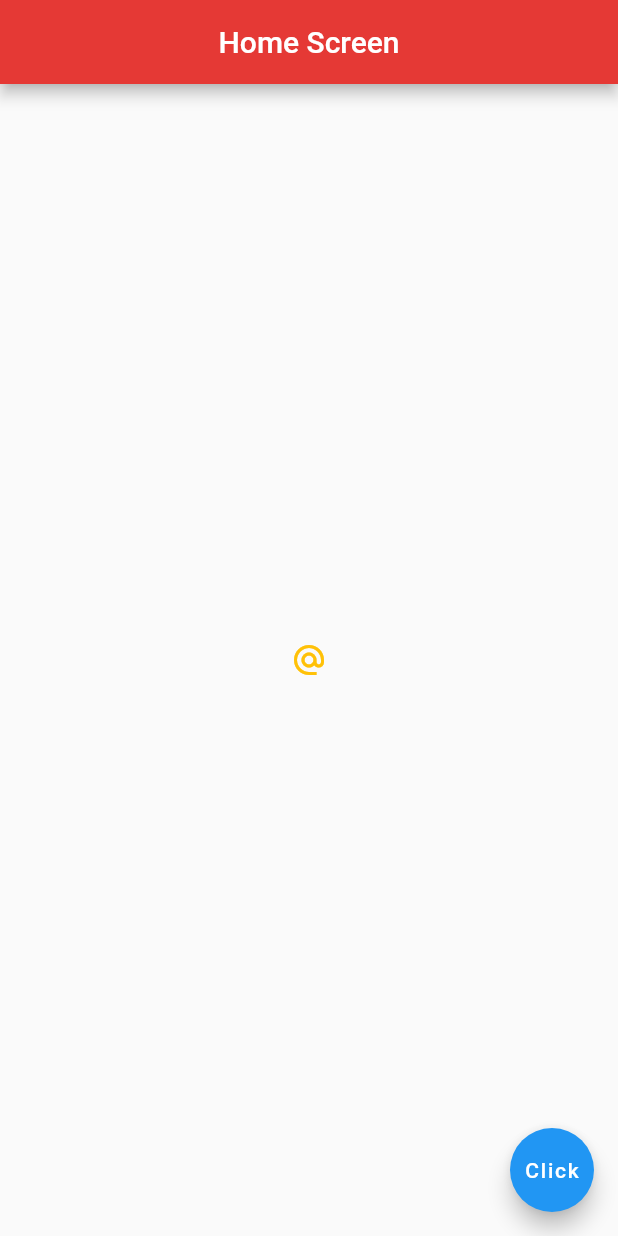
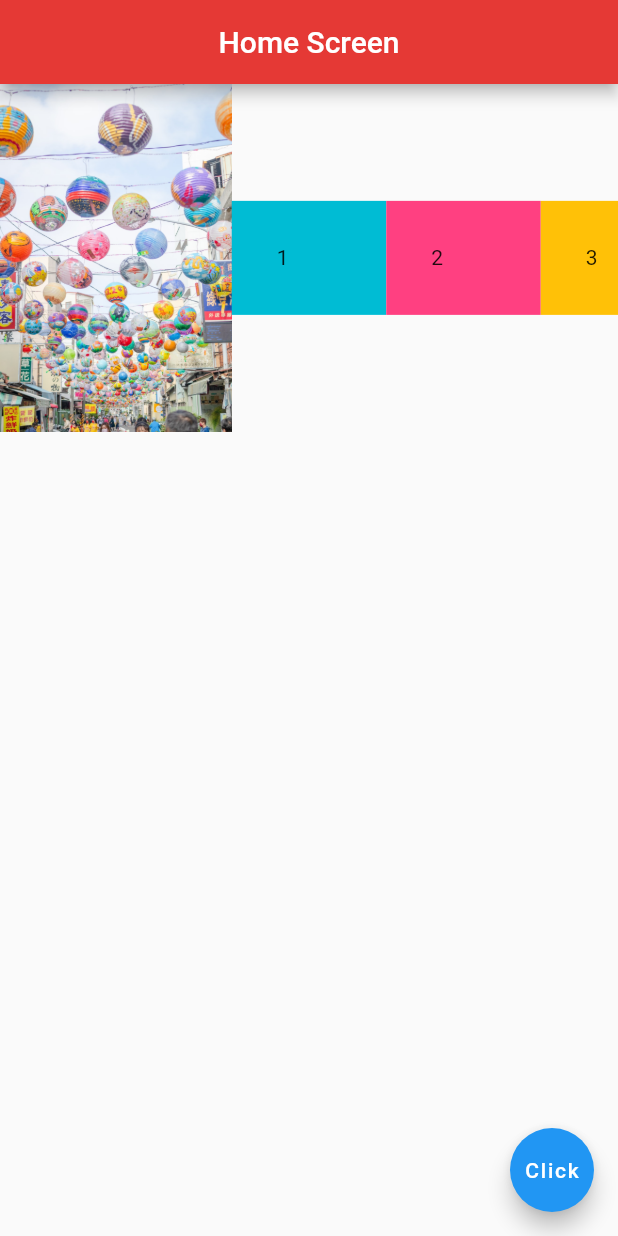
Before and after one commit to brokolidev/flutter_tutorial, a Flutter app: the screen it shows after launch, on a phone screen of 412 x 824 dp. Run offline on Flutter 3.47's test engine with Material 2 defaults, Android fonts, the phone set to English and light mode, and no system bars.

Commit message:
expanded widget

```diff
--- a/lib/main.dart
+++ b/lib/main.dart
@@ -17,23 +17,37 @@ class Home extends StatelessWidget {
         backgroundColor: Colors.red[600],
         centerTitle: true,
       ),
-      body: Center(
-        // child: Image.asset('assets/balloons.jpg'),
-        // child: Image.network('https://images.unsplash.com/photo-1644072980122-22f4365d4519?ixlib=rb-1.2.1&ixid=MnwxMjA3fDB8MHxwaG90by1wYWdlfHx8fGVufDB8fHx8&auto=format&fit=crop&w=987&q=80'),
-        // child: TextButton.icon(
-        //     onPressed: () {},
-        //     icon: Icon(
-        //       Icons.mail
-        //     ),
-        //     label: Text('mail me'),
-        // ),
-        child: IconButton(
-          onPressed: () {
-            print('you clicked me!!');
-          },
-          icon: Icon(Icons.alternate_email),
-          color: Colors.amber,
-        ),
+      body: Row(
+        children: [
+          Expanded(
+            flex: 3,
+              child: Image.asset('assets/balloons.jpg')
+          ),
+          Expanded(
+            flex: 2,
+            child: Container(
+              padding: EdgeInsets.all(30.0),
+              color: Colors.cyan,
+              child: Text('1'),
+            ),
+          ),
+          Expanded(
+            flex: 2,
+            child: Container(
+              padding: EdgeInsets.all(30.0),
+              color: Colors.pinkAccent,
+              child: Text('2'),
+            ),
+          ),
+          Expanded(
+            flex: 1,
+            child: Container(
+              padding: EdgeInsets.all(30.0),
+              color: Colors.amber,
+              child: Text('3'),
+            ),
+          ),
+        ],
       ),
       floatingActionButton: FloatingActionButton(
         onPressed: () {
```
